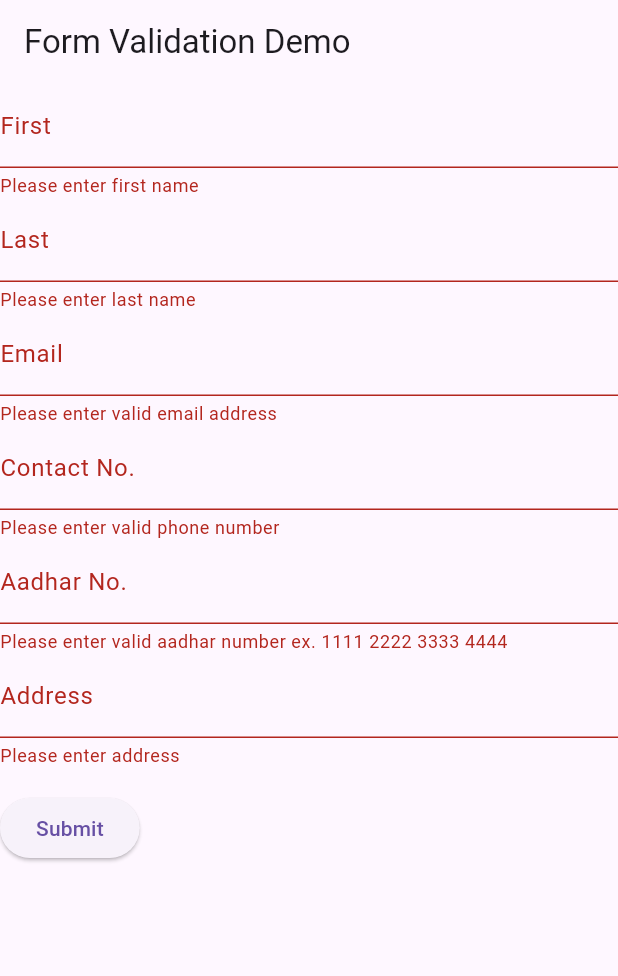
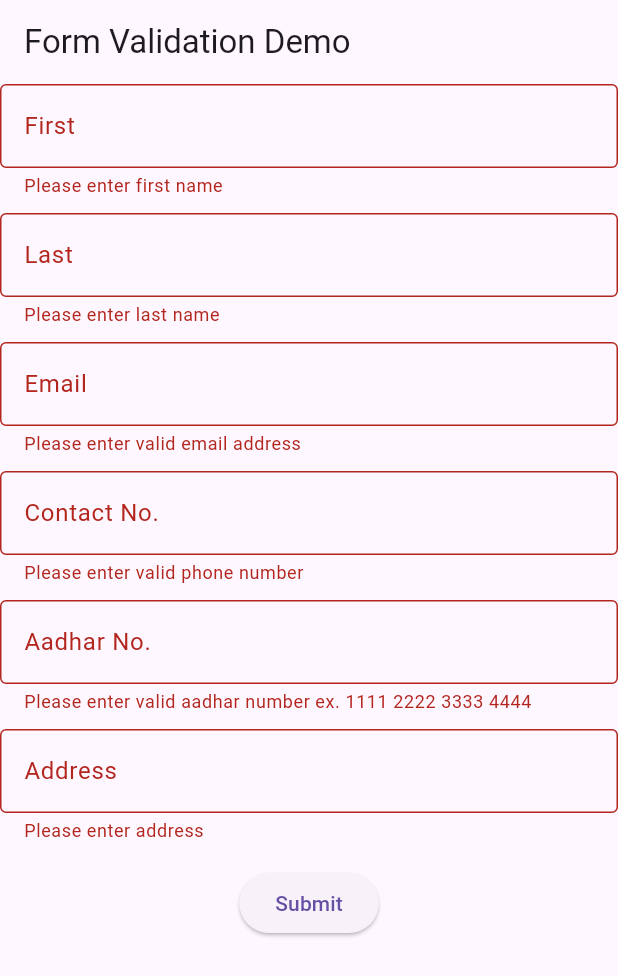
Before and after one commit to CelineSelke/MAD_inclass10, a Flutter app: the screen it shows after launch, after a tap on "Submit", on a phone screen of 412 x 824 dp. Shown: the top 976 px of the screen. Run offline on Flutter 3.47's test engine with Material 3 defaults, Android fonts, the phone set to English and light mode, and no system bars.

Commit message:
Changed formatting

```diff
--- a/lib/main.dart
+++ b/lib/main.dart
@@ -51,6 +51,7 @@ class MyCustomFormState extends State<MyCustomForm> {
         children: [
           TextFormField(
             decoration: const InputDecoration(
+              border: OutlineInputBorder(),
               hintText: "First",
               labelText: "First",
             ),
@@ -62,8 +63,10 @@ class MyCustomFormState extends State<MyCustomForm> {
               return null;
             },
           ),
+          SizedBox(height: 10),
           TextFormField(
             decoration: const InputDecoration(
+              border: OutlineInputBorder(),
               hintText: "Last",
               labelText: "Last",
             ),
@@ -75,8 +78,10 @@ class MyCustomFormState extends State<MyCustomForm> {
               return null;
             },
           ),
+          SizedBox(height: 10),
           TextFormField(
             decoration: const InputDecoration(
+              border: OutlineInputBorder(),
               hintText: "Email",
               labelText: "Email",
             ),
@@ -88,35 +93,41 @@ class MyCustomFormState extends State<MyCustomForm> {
               return null;
             },
           ),
+          SizedBox(height: 10),
 
           TextFormField(
             decoration: const InputDecoration(
+              border: OutlineInputBorder(),
               hintText: "Contact No.",
               labelText: "Contact No.",
             ),
             // The validator receives the text that the user has entered.
             validator: (value) {
-              if (value == null || value.isEmpty || !RegExp(r"r'/^\(?(\d{3})\)?[- ]?(\d{3})[- ]?(\d{4})$/'").hasMatch(value)) {
+              if (value == null || value.isEmpty || !RegExp(r"^\(?(\d{3})\)?[\s-]?(\d{3})[\s-]?(\d{4})$").hasMatch(value)) {
                 return 'Please enter valid phone number ';
               }
               return null;
             },
           ),
+          SizedBox(height: 10),
           TextFormField(
             decoration: const InputDecoration(
+              border: OutlineInputBorder(),
               hintText: "Aadhar No.",
               labelText: "Aadhar No.",
             ),
             // The validator receives the text that the user has entered.
             validator: (value) {
-              if (value == null || value.isEmpty || !RegExp(r"d{4} d{4} d{4}").hasMatch(value)) {
+              if (value == null || value.isEmpty || !RegExp(r"\d{4}[\s]?\d{4}[\s]?\d{4}").hasMatch(value)) {
                 return 'Please enter valid aadhar number ex. 1111 2222 3333 4444';
               }
               return null;
             },
           ),
+          SizedBox(height: 10),
           TextFormField(
             decoration: const InputDecoration(
+              border: OutlineInputBorder(),
               hintText: "Address",
               labelText: "Address",
             ),
@@ -128,8 +139,8 @@ class MyCustomFormState extends State<MyCustomForm> {
               return null;
             },
           ),
-
-          Padding(
+          Center(
+            child: Padding(
               padding: const EdgeInsets.symmetric(vertical: 16),
               child: ElevatedButton(
                 onPressed: () {
@@ -152,6 +163,7 @@ class MyCustomFormState extends State<MyCustomForm> {
                   }
                 },
                 child: const Text('Submit'),
+              ),
             ),
           ),
         ],
```
Lines whose indentation alone changed are shown as unchanged.
